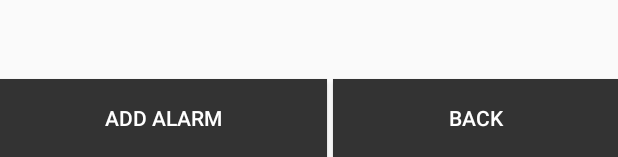
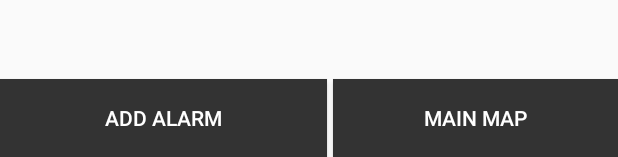
Before and after one commit to aayushsapkota/Educational-Institution-information-and-review, an Android app: the layout activity_alarms.xml on its own in the app's theme, with its tools: preview values and no code run, on a phone screen of 412 x 824 dp. Shown: the part 1079-1236 px from the top of the screen. Run offline under Robolectric (Android 15) with nearby library versions, the phone set to English and light mode, and no system bars; network calls fail.

Commit message:
navigation fixes and intents to back buttons and clearer wordings

```diff
--- a/app/src/main/res/layout/activity_alarms.xml
+++ b/app/src/main/res/layout/activity_alarms.xml
@@ -28,17 +28,17 @@
         android:id="@+id/back"
         android:layout_width="190dp"
         android:layout_height="52dp"
+        android:layout_marginTop="24dp"
         android:background="#333"
-        android:text="@string/back"
+        android:text="@string/map"
         android:textColor="#fff"
-        tools:layout_constraintTop_creator="1"
-        tools:layout_constraintRight_creator="1"
-        tools:layout_constraintBottom_creator="1"
         app:layout_constraintBottom_toBottomOf="parent"
-        android:layout_marginTop="24dp"
+        app:layout_constraintRight_toRightOf="parent"
         app:layout_constraintTop_toBottomOf="@+id/listView"
         app:layout_constraintVertical_bias="1.0"
-        app:layout_constraintRight_toRightOf="parent" />
+        tools:layout_constraintBottom_creator="1"
+        tools:layout_constraintRight_creator="1"
+        tools:layout_constraintTop_creator="1" />
 
     <ListView
         android:id="@+id/listView"
--- a/app/src/main/res/values/strings.xml
+++ b/app/src/main/res/values/strings.xml
@@ -14,7 +14,7 @@
     <string name="addPlace">Add Place</string>
     <string name="addAlarm">Add Alarm</string>
     <string name="title_activity_map_select">Map</string>
-
+    <string name="map">Main Map</string>
     <string name="add_Alarm">Add Alarm</string>
     <string name="message">Message</string>
     <string name="title">Title</string>
@@ -25,4 +25,6 @@
     <string name="priority">Priority</string>
     <string name="checkbackon">check this place on every(X) hours</string>
     <string name="xhours">please put time to check back on</string>
+    <string name="addThisPlace">Add this Place</string>
+    <string name="addThisAlarm">Add this Alarm</string>
 </resources>
```
Also changed, not shown: app/src/main/java/aayush/randompatrolling/addAlarm.java (+12 -3 lines), app/src/main/java/aayush/randompatrolling/addPlace.java (+9 -1 lines), app/src/main/res/layout/activity_add_alarm.xml (+8 -6 lines), app/src/main/res/layout/activity_add_place.xml (+5 -4 lines), app/src/main/res/layout/activity_places.xml (+5 -5 lines).
